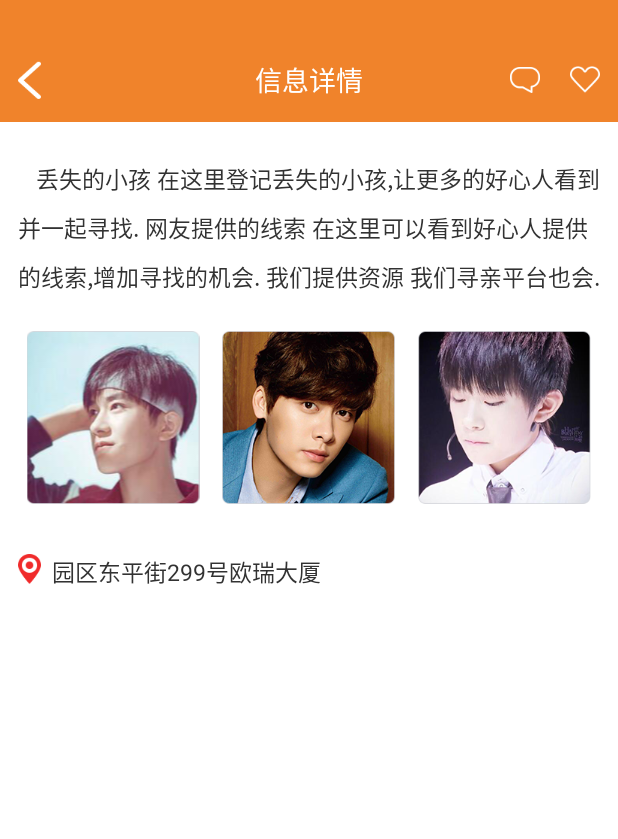
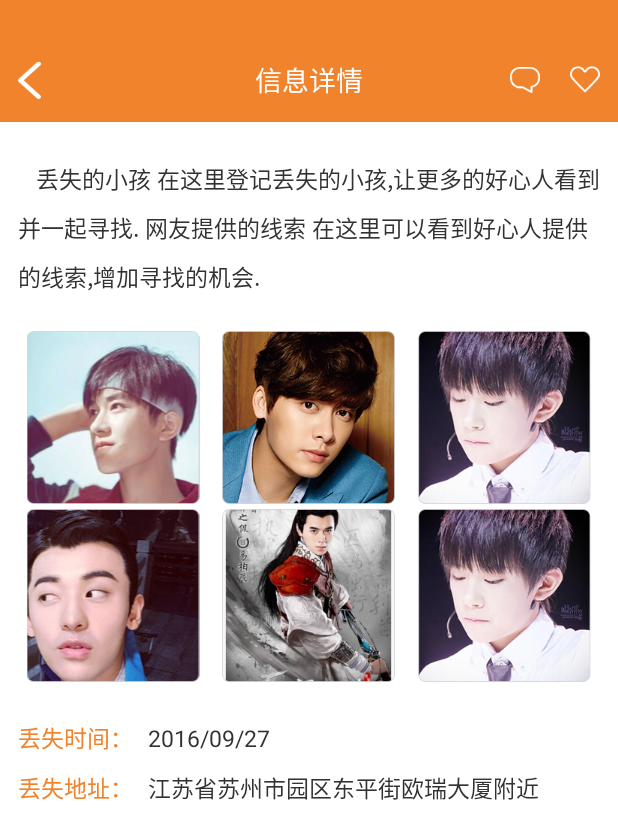
Before and after one commit to menglanlvcongrui/WhereAreYouNow, an Android app: the InformationDetailsActivity screen opened directly, with no data from a screen before it, on a phone screen of 412 x 824 dp. Shown: the top 839 px of the screen. Run offline under Robolectric (Android 15) with nearby library versions, the phone set to English and light mode, and no system bars.

Commit message:
首次提交

```diff
--- a/app/src/main/res/layout/activity_information_details.xml
+++ b/app/src/main/res/layout/activity_information_details.xml
@@ -21,7 +21,7 @@
         android:orientation="vertical"
         android:layout_height="wrap_content">
        <TextView
-           android:text="   丢失的小孩 在这里登记丢失的小孩,让更多的好心人看到并一起寻找. 网友提供的线索 在这里可以看到好心人提供的线索,增加寻找的机会. 我们提供资源 我们寻亲平台也会."
+           android:text="   丢失的小孩 在这里登记丢失的小孩,让更多的好心人看到并一起寻找. 网友提供的线索 在这里可以看到好心人提供的线索,增加寻找的机会. "
            android:lineSpacingExtra="10dp"
            android:textColor="@color/Treeblack"
            android:textSize="@dimen/text_size_three"
@@ -55,23 +55,73 @@
             android:layout_height="115dp" />
     </LinearLayout>
     <LinearLayout
+        android:layout_marginTop="3dp"
+        android:layout_marginLeft="12dp"
+        android:layout_marginRight="12dp"
+        android:orientation="horizontal"
+        android:layout_width="match_parent"
+        android:layout_height="wrap_content">
+        <ImageView
+            android:layout_width="0dp"
+            android:layout_weight="1"
+            android:src="@drawable/li_da_chui"
+            android:layout_height="115dp" />
+        <ImageView
+            android:layout_marginLeft="3dp"
+            android:layout_width="0dp"
+            android:layout_weight="1"
+            android:src="@drawable/yi_bo_chen"
+            android:layout_height="115dp" />
+        <ImageView
+            android:layout_marginLeft="3dp"
+            android:layout_width="0dp"
+            android:layout_weight="1"
+            android:src="@drawable/yu_yang_qian_xi"
+            android:layout_height="115dp" />
+    </LinearLayout>
+    <LinearLayout
+        android:layout_marginTop="25dp"
         android:layout_marginLeft="12dp"
         android:layout_marginRight="12dp"
         android:layout_width="match_parent"
+        android:orientation="vertical"
+        android:layout_height="wrap_content">
+        <LinearLayout
+            android:layout_width="match_parent"
             android:orientation="horizontal"
             android:layout_height="wrap_content">
-        <ImageView
-            android:layout_marginTop="33dp"
-            android:src="@drawable/location"
+            <TextView
+                android:text="丢失时间："
+                android:textColor="@color/yellowOne"
+                android:textSize="@dimen/text_size_three"
                 android:layout_width="wrap_content"
                 android:layout_height="wrap_content" />
             <TextView
-            android:layout_marginLeft="7dp"
-            android:layout_marginTop="33dp"
-            android:text="园区东平街299号欧瑞大厦"
+                android:layout_marginLeft="10dp"
+                android:text="2016/09/27"
                 android:textColor="@color/Treeblack"
                 android:textSize="@dimen/text_size_three"
                 android:layout_width="wrap_content"
                 android:layout_height="wrap_content" />
         </LinearLayout>
+        <LinearLayout
+            android:layout_marginTop="10dp"
+            android:layout_width="match_parent"
+            android:orientation="horizontal"
+            android:layout_height="wrap_content">
+            <TextView
+                android:text="丢失地址："
+                android:textColor="@color/yellowOne"
+                android:textSize="@dimen/text_size_three"
+                android:layout_width="wrap_content"
+                android:layout_height="wrap_content" />
+            <TextView
+                android:layout_marginLeft="10dp"
+                android:text="江苏省苏州市园区东平街欧瑞大厦附近"
+                android:textColor="@color/Treeblack"
+                android:textSize="@dimen/text_size_three"
+                android:layout_width="wrap_content"
+                android:layout_height="wrap_content" />
+        </LinearLayout>
+    </LinearLayout>
 </com.example.administrator.whereareyounow.view.PercentLinearLayout>
--- a/app/src/main/res/layout/item_help.xml
+++ b/app/src/main/res/layout/item_help.xml
@@ -197,7 +197,7 @@
                         android:gravity="right|bottom">
 
                         <ImageView
-
+                           android:id="@+id/iv_chat"
                             android:layout_width="wrap_content"
                             android:layout_height="wrap_content"
                             android:src="@drawable/chat" />
```
Also changed, not shown: app/src/main/java/com/example/administrator/whereareyounow/activity/ChatActivity.java (+10 -0 lines), app/src/main/java/com/example/administrator/whereareyounow/activity/InformationDetailsActivity.java (+9 -0 lines), app/src/main/java/com/example/administrator/whereareyounow/adapter/DefaultAdapter.java (+12 -0 lines), app/src/main/java/com/example/administrator/whereareyounow/adapter/DistanceAdapter.java (+12 -0 lines), app/src/main/java/com/example/administrator/whereareyounow/adapter/HomedistanceAdapter.java (+16 -4 lines), app/src/main/java/com/example/administrator/whereareyounow/adapter/HometimeAdapter.java (+10 -1 lines), app/src/main/java/com/example/administrator/whereareyounow/adapter/TimeAdapter.java (+12 -0 lines). Lines whose indentation alone changed are shown as unchanged.
